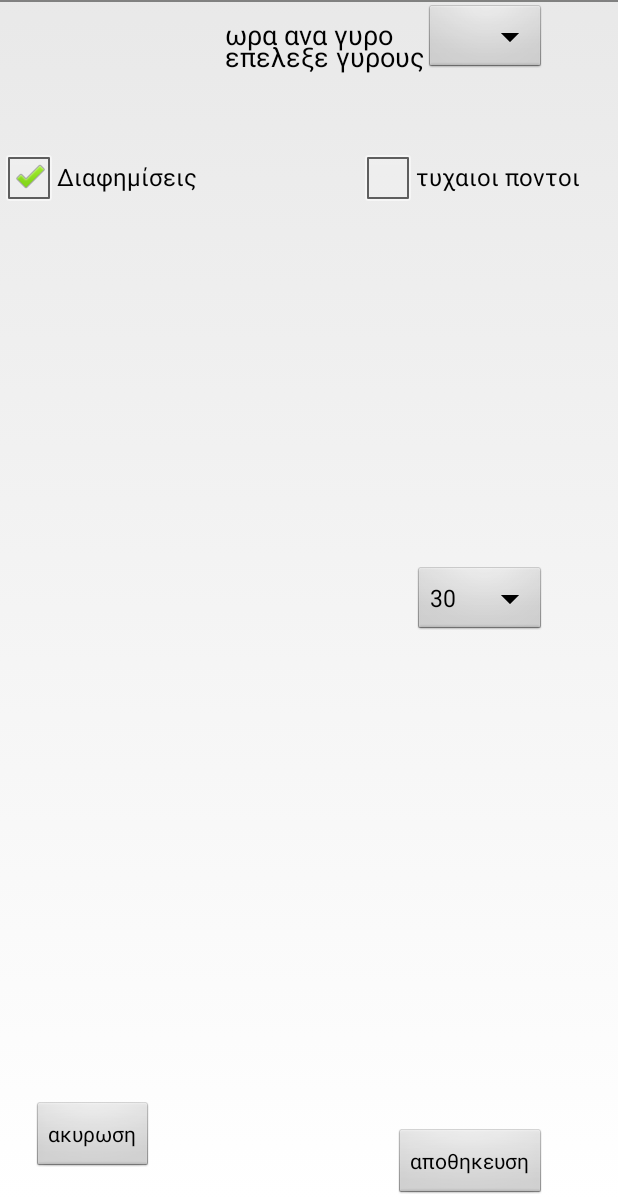
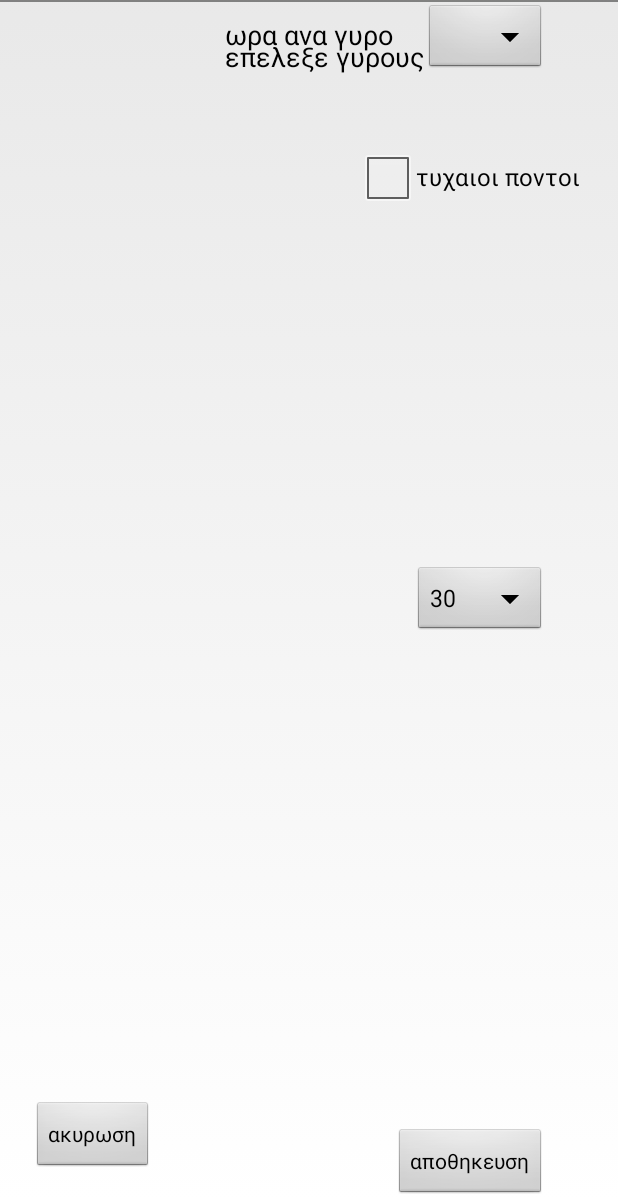
Before and after one commit to tsoglani/vres_pes, an Android app: the layout activity_vres_pes.xml on its own in the app's theme, with its tools: preview values and no code run, on a phone screen of 412 x 824 dp, the part 36-1236 px from its top. Run offline under Robolectric (Android 15) with nearby library versions, the phone set to English and light mode, and no system bars.

Commit message:
init commit

```diff
--- a/Vres_to_pes_to_AS/app/src/main/res/layout/activity_vres_pes.xml
+++ b/Vres_to_pes_to_AS/app/src/main/res/layout/activity_vres_pes.xml
@@ -74,15 +74,15 @@
             android:layout_marginTop="44dp"
             android:text="τυχαιοι ποντοι" />
 
-        <CheckBox
-            android:id="@+id/checkBox1"
-            android:layout_width="wrap_content"
-            android:layout_height="wrap_content"
-            android:layout_alignBaseline="@+id/checkBoxRandomPoints"
-            android:layout_alignBottom="@+id/checkBoxRandomPoints"
-            android:layout_alignParentLeft="true"
-            android:checked="true"
-            android:text="Διαφημίσεις" />
+        <!--<CheckBox-->
+            <!--android:id="@+id/checkBox1"-->
+            <!--android:layout_width="wrap_content"-->
+            <!--android:layout_height="wrap_content"-->
+            <!--android:layout_alignBaseline="@+id/checkBoxRandomPoints"-->
+            <!--android:layout_alignBottom="@+id/checkBoxRandomPoints"-->
+            <!--android:layout_alignParentLeft="true"-->
+            <!--android:checked="true"-->
+            <!--android:text="Διαφημίσεις" />-->
 
     </RelativeLayout>
 
```
Also changed, not shown: Vres_to_pes_to_AS/app/src/main/java/pes/game/tsoglani/vres/vres_to_pes_to/PandomimaGameView.java (+15 -5 lines), Vres_to_pes_to_AS/app/src/main/java/pes/game/tsoglani/vres/vres_to_pes_to/Properties.java (+4 -4 lines).
